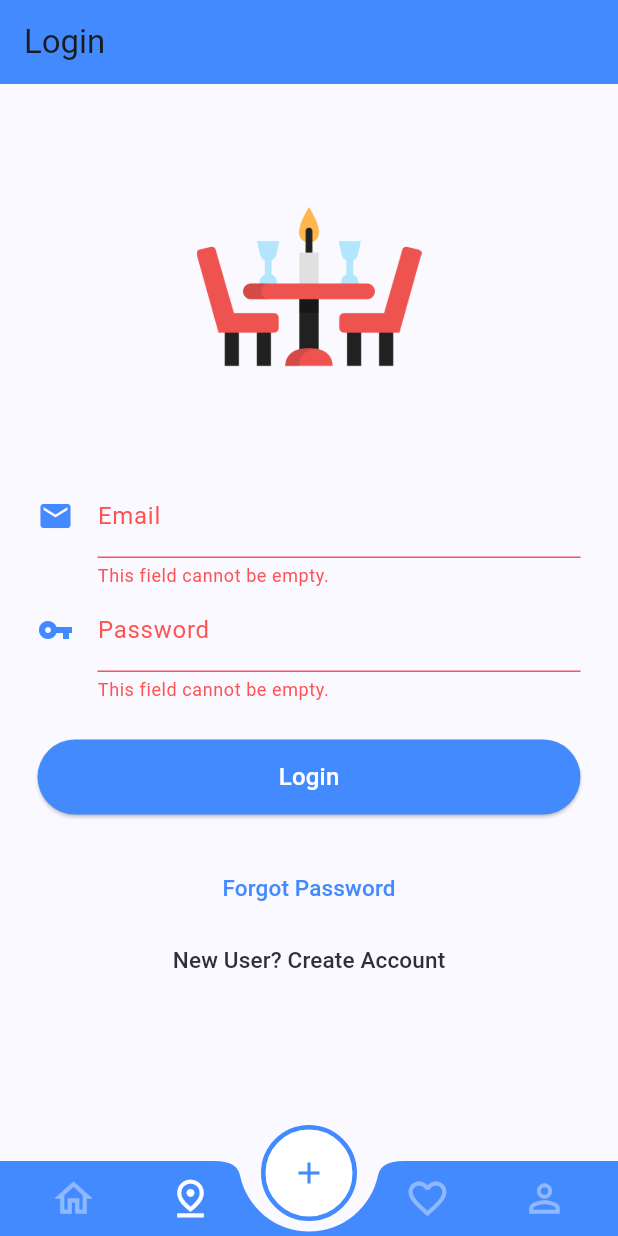
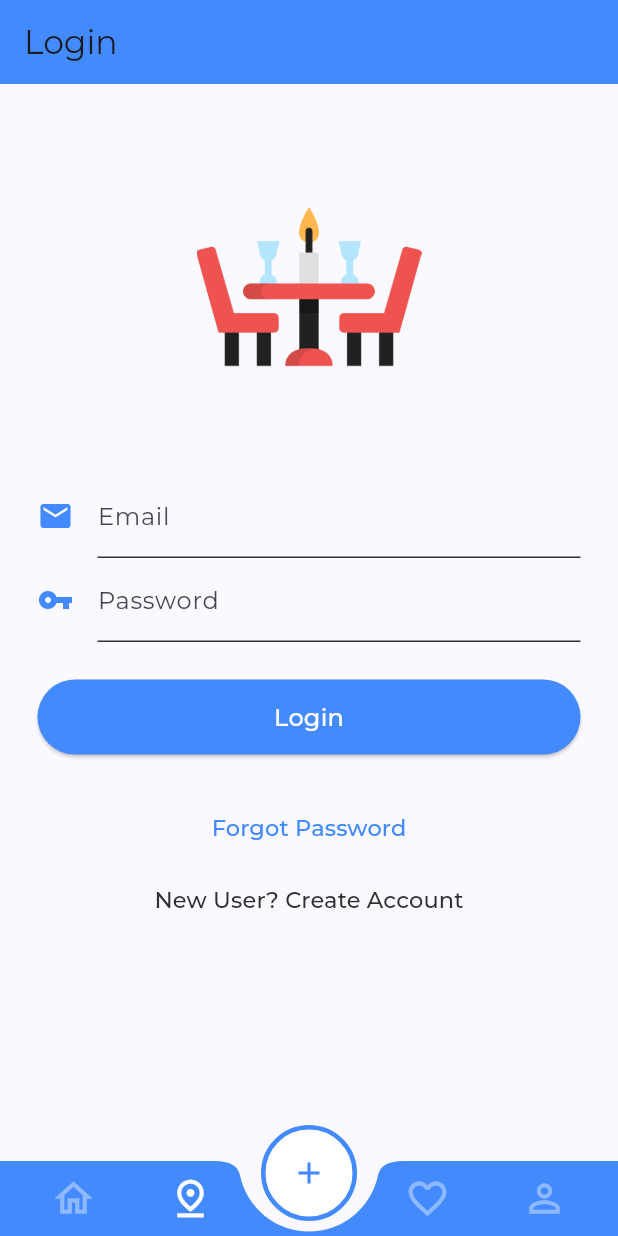
Before and after one commit to abhiroop43/flutter_restaurants_mobile_ui, a Flutter app: the screen it shows after launch, item 2 of the bottom bar chosen, after a tap on "Login", on a phone screen of 412 x 824 dp. Run offline on Flutter 3.47's test engine with Material 3 defaults, Android fonts, the phone set to English and light mode, and no system bars; our stand-ins replace flutter_riverpod, flutter_secure_storage, google_fonts.

```diff
--- a/lib/login_screen.dart
+++ b/lib/login_screen.dart
@@ -1,58 +1,22 @@
 import 'package:flutter/material.dart';
+import 'package:flutter_riverpod/flutter_riverpod.dart';
 import 'package:restaurants_mobile_ui/forgot_password_screen.dart';
-import 'package:restaurants_mobile_ui/home_screen.dart';
 import 'package:restaurants_mobile_ui/main.dart';
+import 'package:restaurants_mobile_ui/providers/login_provider.dart';
 import 'package:restaurants_mobile_ui/register_screen.dart';
-import 'package:restaurants_mobile_ui/shared/auth/auth_provider.dart';
 import 'package:restaurants_mobile_ui/shared/text_form_field_with_icon.dart';
 
-class LoginScreen extends StatefulWidget {
+class LoginScreen extends ConsumerStatefulWidget {
   const LoginScreen({super.key});
 
   @override
-  State<LoginScreen> createState() => _LoginScreen();
+  ConsumerState<LoginScreen> createState() => _LoginScreen();
 }
 
-class _LoginScreen extends State<LoginScreen> {
+class _LoginScreen extends ConsumerState<LoginScreen> {
   final GlobalKey<FormState> _formKey = GlobalKey();
   final emailController = TextEditingController();
   final passwordController = TextEditingController();
-
-  Future<void> _authenticate() async {
-    if (_formKey.currentState!.validate() == false) return;
-
-    bool loginSuccess = await AuthProvider()
-        .doNewLogin(emailController.text, passwordController.text);
-
-    if (loginSuccess && context.mounted) {
-      Navigator.push(context, MaterialPageRoute(builder: (_) => HomeScreen()));
-      ScaffoldMessenger.of(context).showSnackBar(
-        SnackBar(
-          behavior: SnackBarBehavior.floating,
-          dismissDirection: DismissDirection.none,
-          content: Text(
-            'Successfully logged in.',
-            textAlign: TextAlign.center,
-            style: TextStyle(fontSize: 20),
-          ),
-          backgroundColor: successColor,
-        ),
-      );
-    } else if (!loginSuccess && context.mounted) {
-      ScaffoldMessenger.of(context).showSnackBar(
-        SnackBar(
-          behavior: SnackBarBehavior.floating,
-          dismissDirection: DismissDirection.none,
-          content: Text(
-            'Login failed: Incorrect username and/or password.',
-            textAlign: TextAlign.center,
-            style: TextStyle(fontSize: 20),
-          ),
-          backgroundColor: Theme.of(context).colorScheme.error,
-        ),
-      );
-    }
-  }
 
   @override
   Widget build(BuildContext context) {
@@ -100,7 +64,13 @@ class _LoginScreen extends State<LoginScreen> {
                         style: ElevatedButton.styleFrom(
                             minimumSize: const Size.fromHeight(50),
                             backgroundColor: primaryColor),
-                        onPressed: _authenticate,
+                        onPressed: () {
+                          debugPrint(
+                              'Login button pressed: ${emailController.text} ${passwordController.text}');
+
+                          ref.read(loginProvider.notifier).loginUser(
+                              emailController.text, passwordController.text);
+                        },
                         child: Text(
                           'Login',
                           style:
--- a/lib/main.dart
+++ b/lib/main.dart
@@ -1,10 +1,10 @@
 import 'package:flutter/material.dart';
-import 'package:provider/provider.dart';
+import 'package:flutter_riverpod/flutter_riverpod.dart';
+import 'package:google_fonts/google_fonts.dart';
 import 'package:restaurants_mobile_ui/main_screen.dart';
-import 'package:restaurants_mobile_ui/shared/auth/auth_provider.dart';
 
 void main() {
-  runApp(const MyApp());
+  runApp(const ProviderScope(child: RestaurantsApp()));
 }
 
 const primaryColor = Colors.blueAccent;
@@ -12,25 +12,23 @@ const errorColor = Colors.redAccent;
 const successColor = Colors.teal;
 const warningColor = Colors.orangeAccent;
 
-class MyApp extends StatelessWidget {
-  const MyApp({super.key});
+class RestaurantsApp extends StatelessWidget {
+  const RestaurantsApp({super.key});
 
   // This widget is the root of your application.
   @override
   Widget build(BuildContext context) {
-    return MultiProvider(
-        providers: [
-          ChangeNotifierProvider(create: (context) => AuthProvider())
-        ],
-        builder: (context, child) => MaterialApp(
+    return MaterialApp(
+      title: 'Restaurants',
       debugShowCheckedModeBanner: false,
       // theme: ThemeData(primaryColor: primaryColor, primarySwatch: primaryColor),
       theme: ThemeData(
         colorScheme: ColorScheme.fromSeed(seedColor: primaryColor)
             .copyWith(error: errorColor),
         useMaterial3: true,
+        textTheme: GoogleFonts.montserratTextTheme(),
       ),
       home: MainScreen(),
-            ));
+    );
   }
 }
--- a/lib/main_screen.dart
+++ b/lib/main_screen.dart
@@ -1,5 +1,5 @@
 import 'package:flutter/material.dart';
-import 'package:provider/provider.dart';
+import 'package:flutter_riverpod/flutter_riverpod.dart';
 import 'package:restaurants_mobile_ui/favorites_screen.dart';
 import 'package:restaurants_mobile_ui/home_screen.dart';
 import 'package:restaurants_mobile_ui/login_screen.dart';
@@ -8,26 +8,24 @@ import 'package:restaurants_mobile_ui/maps_screen.dart';
 import 'package:restaurants_mobile_ui/nav_bar.dart';
 import 'package:restaurants_mobile_ui/nav_model.dart';
 import 'package:restaurants_mobile_ui/profile_screen.dart';
-import 'package:restaurants_mobile_ui/shared/auth/auth_provider.dart';
-import 'package:restaurants_mobile_ui/utils.dart';
+import 'package:restaurants_mobile_ui/providers/login_provider.dart';
 
 enum Tabs { none, home, maps, favorites, profile }
 
-class MainScreen extends StatefulWidget {
+class MainScreen extends ConsumerStatefulWidget {
   const MainScreen({super.key});
 
   @override
-  State<MainScreen> createState() => _MainScreenState();
+  ConsumerState<MainScreen> createState() => _MainScreenState();
 }
 
-class _MainScreenState extends State<MainScreen> {
+class _MainScreenState extends ConsumerState<MainScreen> {
   final homeNavKey = GlobalKey<NavigatorState>();
   final mapNavKey = GlobalKey<NavigatorState>();
   final favoritesNavKey = GlobalKey<NavigatorState>();
   final profileNavKey = GlobalKey<NavigatorState>();
 
   int selectedTab = 0;
-  bool isLoggedIn = false;
 
   List<NavModel> items = [];
 
@@ -37,34 +35,31 @@ class _MainScreenState extends State<MainScreen> {
 
     items = [
       NavModel(page: HomeScreen(), navKey: homeNavKey),
-      NavModel(page: TabPage(tab: Tabs.maps.index), navKey: mapNavKey),
-      NavModel(
-          page: TabPage(tab: Tabs.favorites.index), navKey: favoritesNavKey),
+      NavModel(page: MapsScreen(), navKey: mapNavKey),
+      NavModel(page: FavoritesScreen(), navKey: favoritesNavKey),
       NavModel(page: ProfileScreen(), navKey: profileNavKey)
     ];
   }
 
   @override
   Widget build(BuildContext context) {
-    isLoggedIn = AuthProvider().isAuthorized;
-
-    debugPrint('Is logged in: $isLoggedIn');
+    final isLoggedIn = ref.watch(loginProvider);
+    debugPrint('isLoggedIn: $isLoggedIn');
 
     items = [
       NavModel(page: HomeScreen(), navKey: homeNavKey),
       NavModel(
-          page: AuthProvider().isAuthorized ? MapsScreen() : LoginScreen(),
+          page: isLoggedIn == true ? MapsScreen() : LoginScreen(),
           navKey: mapNavKey),
       NavModel(
-          page: AuthProvider().isAuthorized ? FavoritesScreen() : LoginScreen(),
+          page: isLoggedIn == true ? FavoritesScreen() : LoginScreen(),
           navKey: favoritesNavKey),
       NavModel(
-          page: AuthProvider().isAuthorized ? ProfileScreen() : LoginScreen(),
+          page: isLoggedIn == true ? ProfileScreen() : LoginScreen(),
           navKey: profileNavKey)
     ];
 
-    return Consumer<AuthProvider>(
-        builder: (context, auth, child) => PopScope(
+    return PopScope(
       canPop: false,
       onPopInvokedWithResult: (bool didPop, Object? result) {
         if (items[selectedTab].navKey.currentState?.canPop() ?? false) {
@@ -76,9 +71,6 @@ class _MainScreenState extends State<MainScreen> {
         bottomNavigationBar: NavBar(
           pageIndex: selectedTab,
           onTap: (index) {
-                    isLoggedIn = AuthProvider().isAuthorized;
-                    debugPrint('Is logged in: $isLoggedIn');
-
             if (index == selectedTab) {
               items[index]
                   .navKey
@@ -98,16 +90,14 @@ class _MainScreenState extends State<MainScreen> {
                     key: page.navKey,
                     onGenerateInitialRoutes: (navigator, initialRoute) {
                       return [
-                                MaterialPageRoute(
-                                    builder: (context) => page.page)
+                        MaterialPageRoute(builder: (context) => page.page)
                       ];
                     },
                   ))
               .toList(),
         ),
         extendBody: true,
-                floatingActionButtonLocation:
-                    FloatingActionButtonLocation.centerDocked,
+        floatingActionButtonLocation: FloatingActionButtonLocation.centerDocked,
         floatingActionButton: Container(
           height: 64,
           width: 64,
@@ -127,67 +117,6 @@ class _MainScreenState extends State<MainScreen> {
           ),
         ),
       ),
-            ));
-  }
-}
-
-class TabPage extends StatelessWidget {
-  final int tab;
-
-  const TabPage({super.key, required this.tab});
-
-  @override
-  Widget build(BuildContext context) {
-    String title = getTabName(tab);
-
-    return Scaffold(
-      appBar: AppBar(
-        title: Text(title),
-        backgroundColor: primaryColor,
-        actions: [
-          IconButton(
-            icon: Icon(Icons.notifications),
-            onPressed: () => debugPrint('Notifications'),
-          ),
-        ],
-      ),
-      body: Center(
-          child: Column(
-        mainAxisAlignment: MainAxisAlignment.center,
-        children: [
-          Text('View $title'),
-          ElevatedButton(
-              onPressed: () {
-                Navigator.of(context).push(
-                    MaterialPageRoute(builder: (context) => Page(tab: tab)));
-              },
-              child: const Text('View Details'))
-        ],
-      )),
     );
   }
 }
-
-class Page extends StatelessWidget {
-  final int tab;
-
-  const Page({super.key, required this.tab});
-
-  @override
-  Widget build(BuildContext context) {
-    String title = getTabName(tab);
-    return Scaffold(
-      appBar: AppBar(
-        title: Text(title),
-        backgroundColor: primaryColor,
-        actions: [
-          IconButton(
-            icon: Icon(Icons.notifications),
-            onPressed: () => debugPrint('Notifications'),
-          ),
-        ],
-      ),
-      body: Center(child: Text(title)),
-    );
-  }
-}
--- /dev/null
+++ b/lib/providers/login_provider.dart
@@ -0,0 +1,16 @@
+import 'package:flutter_riverpod/flutter_riverpod.dart';
+
+class LoginNotifier extends StateNotifier<bool> {
+  LoginNotifier() : super(false);
+
+  void loginUser(String email, String password) {
+    // TODO: implement login logic
+    state = true;
+  }
+
+  void logoutUser() {
+    state = false;
+  }
+}
+
+final loginProvider = StateNotifierProvider((ref) => LoginNotifier());
--- a/pubspec.yaml
+++ b/pubspec.yaml
@@ -40,6 +40,8 @@ dependencies:
   flutter_secure_storage: ^9.2.2
   async: ^2.11.0
   provider: ^6.1.2
+  flutter_riverpod: ^2.6.1
+  google_fonts: ^6.2.1
 
 dev_dependencies:
   flutter_test:
```
Also changed, not shown: lib/profile_shell.dart (deleted, +0 -66 lines), pubspec.lock, 2 other files. Lines whose indentation alone changed are shown as unchanged.
